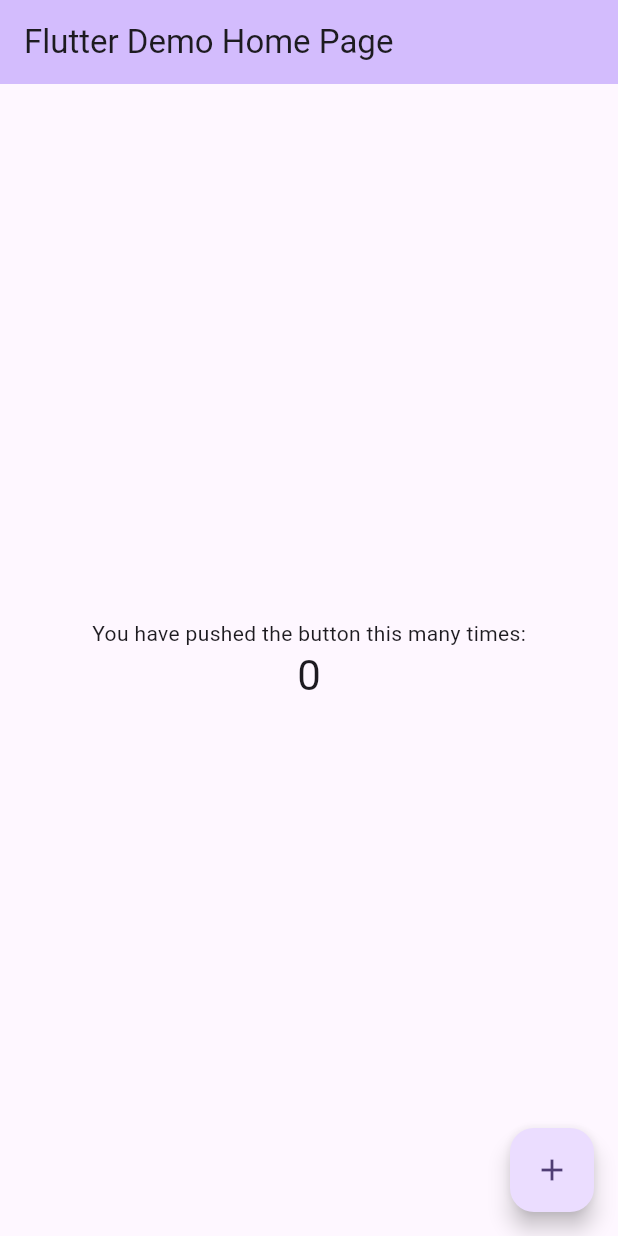
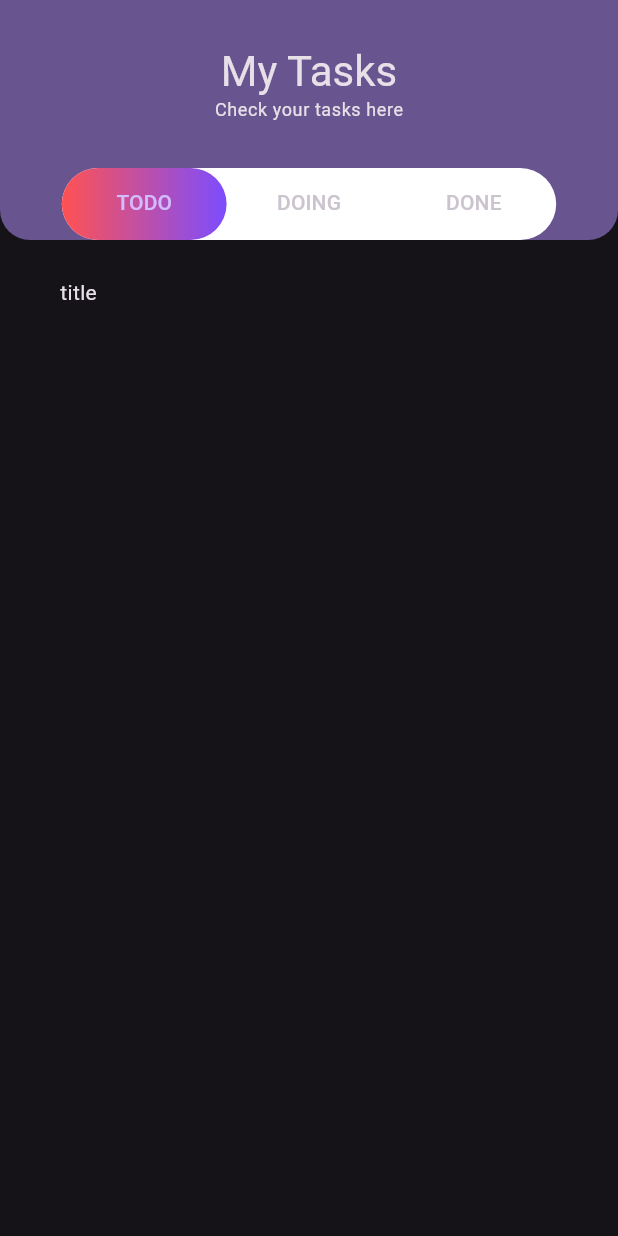
Before and after one commit to allrisemai/task-management-app, a Flutter app: the screen it shows after launch, on a phone screen of 412 x 824 dp. Run offline on Flutter 3.47's test engine with Material 2 defaults, Android fonts, the phone set to English and light mode, and no system bars; our stand-ins replace dio.

Commit message:
create task tabs

```diff
--- a/lib/main.dart
+++ b/lib/main.dart
@@ -11,13 +11,18 @@ class MyApp extends StatelessWidget {
   @override
   Widget build(BuildContext context) {
     return MaterialApp(
-      title: 'Flutter Demo',
+      title: 'Task Management',
       debugShowCheckedModeBanner: false,
       theme: ThemeData(
-        colorScheme: ColorScheme.fromSeed(seedColor: Colors.deepPurple),
+        colorScheme: ColorScheme.fromSeed(
+            seedColor: Colors.deepPurple, brightness: Brightness.dark),
         useMaterial3: true,
       ),
-      home: const MainScreen(title: 'Flutter Demo Home Page'),
+      // darkTheme: ThemeData(
+      //   colorScheme: ColorScheme.fromSeed(seedColor: Colors.deepPurple,brightness: Brightness.dark),
+      //   useMaterial3: true,
+      // ),
+      home: const MainScreen(title: 'My Tasks'),
     );
   }
 }
--- a/lib/screens/main_screen.dart
+++ b/lib/screens/main_screen.dart
@@ -1,4 +1,7 @@
 import 'package:flutter/material.dart';
+import 'package:task_management_app/models/task_model.dart';
+import 'package:task_management_app/utils/tab_list.dart';
+import 'package:task_management_app/widgets/task_item.dart';
 
 class MainScreen extends StatefulWidget {
   const MainScreen({super.key, required this.title});
@@ -9,39 +12,129 @@ class MainScreen extends StatefulWidget {
 }
 
 class _MainScreenState extends State<MainScreen> {
-  int _counter = 0;
+  // void _incrementCounter() {
+  //   setState(() {
+  //     _counter++;
+  //   });
+  // }
+  List<Tab> _tabs = [];
+  List<TaskModel> task = [
+    TaskModel(
+        id: '1',
+        title: 'title',
+        description: 'description',
+        createdAt: DateTime.now(),
+        status: "TODO")
+  ];
+  // late TabController _tabController;
+  @override
+  void initState() {
+    setState(() {
+      _tabs = getTabs(3);
+    });
+    // _tabController = TabController(vsync: this, length: _tabs.length);
+    super.initState();
+  }
 
-  void _incrementCounter() {
-    setState(() {
-      _counter++;
-    });
+  List<Tab> getTabs(int count) {
+    _tabs.clear();
+    for (int i = 0; i < TabList.tabList.length; i++) {
+      _tabs.add(Tab(
+        child: Container(
+          decoration: BoxDecoration(
+              borderRadius: BorderRadius.circular(50),
+              border: Border.all(color: Colors.redAccent, width: 1)),
+          child: Align(
+            alignment: Alignment.center,
+            child: Text(TabList.tabList[i]),
+          ),
+        ),
+      ));
+    }
+    return _tabs;
   }
 
   @override
   Widget build(BuildContext context) {
-    return Scaffold(
+    return DefaultTabController(
+      length: _tabs.length,
+      child: Scaffold(
           appBar: AppBar(
+            elevation: 0,
+            // bottomOpacity: 0.0,
+            toolbarHeight: 110.0,
             backgroundColor: Theme.of(context).colorScheme.inversePrimary,
-        title: Text(widget.title),
-      ),
-      body: Center(
-        child: Column(
-          mainAxisAlignment: MainAxisAlignment.center,
-          children: <Widget>[
-            const Text(
-              'You have pushed the button this many times:',
+            title: Column(
+              // crossAxisAlignment: CrossAxisAlignment.start,
+              children: [
+                Text(
+                  widget.title,
+                  style: Theme.of(context).textTheme.headlineMedium,
                 ),
                 Text(
-              '$_counter',
-              style: Theme.of(context).textTheme.headlineMedium,
+                  'Check your tasks here',
+                  style: Theme.of(context).textTheme.bodySmall,
+                )
+              ],
+            ),
+            centerTitle: true,
+            shape: const RoundedRectangleBorder(
+                borderRadius: BorderRadius.vertical(
+              bottom: Radius.circular(20.0),
+            )),
+            bottom: PreferredSize(
+              preferredSize: const Size.fromHeight(50.0),
+              child: Container(
+                decoration: BoxDecoration(
+                    color: Colors.white,
+                    borderRadius: BorderRadius.circular(50.0)),
+                width: MediaQuery.of(context).size.width * 0.8,
+                // transform: Matrix4.translationValues(0.0, 20.0, 0.0),
+                child: Stack(
+                  children: [
+                    SizedBox(
+                      child: TabBar(
+                        tabs: TabList.tabList
+                            .map((tab) => Tab(
+                                  text: tab,
+                                ))
+                            .toList(),
+                        indicator: BoxDecoration(
+                          borderRadius: BorderRadius.circular(50),
+                          gradient: const LinearGradient(colors: [
+                            Colors.redAccent,
+                            Colors.deepPurpleAccent
+                          ]),
+                        ),
+                        // unselectedLabelColor: Colors.black54,
+                        indicatorSize: TabBarIndicatorSize.tab,
+                        dividerColor: Colors.transparent,
+                      ),
                     ),
                   ],
                 ),
               ),
-      floatingActionButton: FloatingActionButton(
-        onPressed: _incrementCounter,
-        tooltip: 'Increment',
-        child: const Icon(Icons.add),
+            ),
+          ),
+          body: Container(
+            margin:
+                const EdgeInsets.symmetric(vertical: 15.0, horizontal: 30.0),
+            child: TabBarView(
+              // controller: _tabController,
+              children: [
+                Column(
+                  children: [TaskItem(task: task[0])],
+                ),
+                Text('data2'),
+                Text('data3'),
+              ],
+            ),
+          )
+          // floatingActionButton: FloatingActionButton(
+          //   onPressed: _incrementCounter,
+          //   tooltip: 'Increment',
+          //   child: const Icon(Icons.add),
+          // ),
           ),
     );
   }
--- /dev/null
+++ b/lib/utils/tab_list.dart
@@ -0,0 +1,5 @@
+class TabList {
+  TabList._();
+
+  static List<String> tabList = ["TODO", "DOING", "DONE"];
+}
--- /dev/null
+++ b/lib/utils/theme_color.dart
@@ -0,0 +1,3 @@
+class ThemeColor {
+  ThemeColor._();
+}
--- /dev/null
+++ b/lib/widgets/task_item.dart
@@ -0,0 +1,23 @@
+import 'package:flutter/material.dart';
+import 'package:task_management_app/models/task_model.dart';
+
+class TaskItem extends StatelessWidget {
+  final TaskModel task;
+  const TaskItem({
+    super.key,
+    required this.task,
+  });
+
+  @override
+  Widget build(BuildContext context) {
+    return Container(
+      width: double.infinity,
+      padding: const EdgeInsets.all(10.0),
+      decoration: BoxDecoration(
+        color: Theme.of(context).primaryColor,
+        borderRadius: BorderRadius.circular(10.0),
+      ),
+      child: Text(task.title),
+    );
+  }
+}
```
Lines whose indentation alone changed are shown as unchanged.
